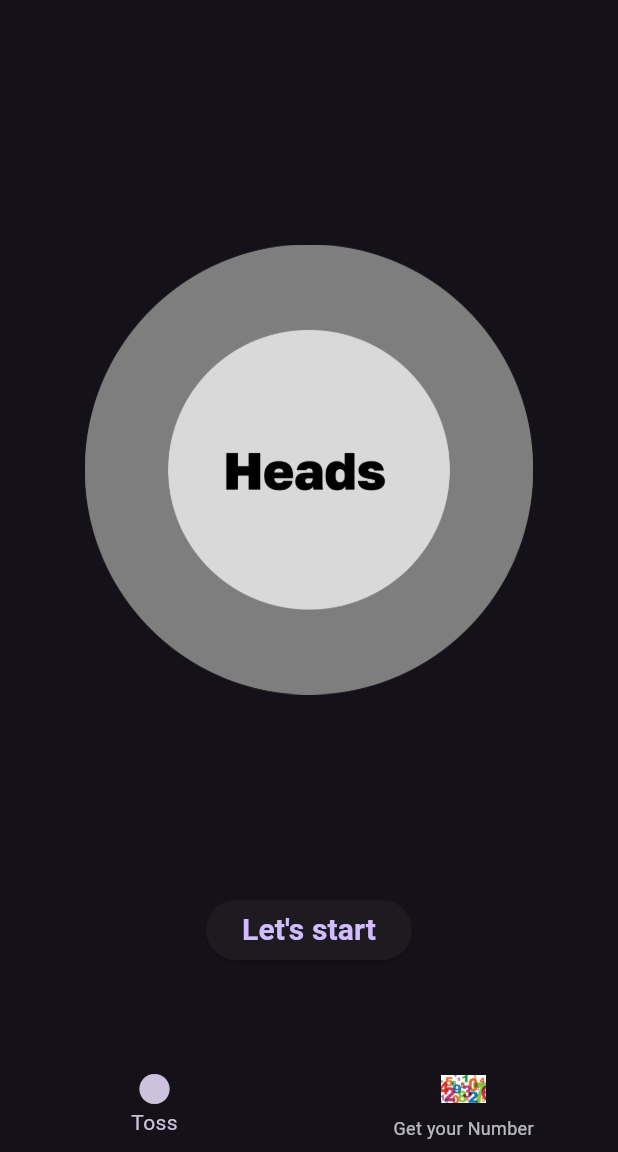
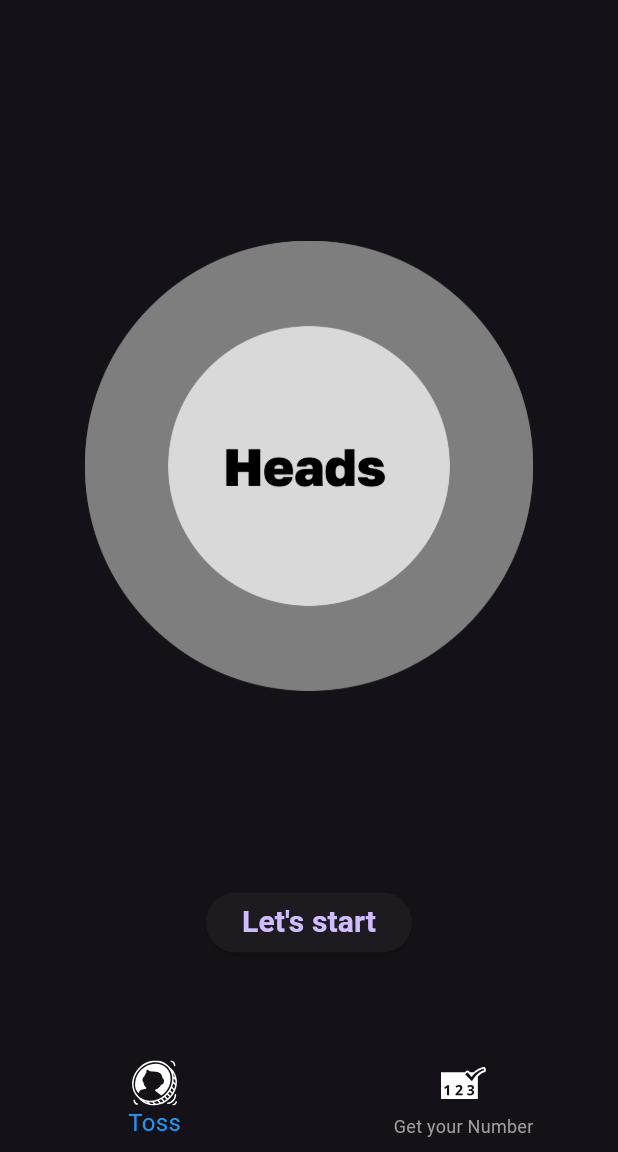
Before and after one commit to Syed-Farazuddin/Khelo_Cricket, a Flutter app: the screen it shows after launch, on a phone screen of 412 x 824 dp, the part 84-1236 px from its top. Run offline on Flutter 3.47's test engine with Material 3 defaults, Android fonts, the light colour scheme and no system bars; our stand-ins replace flutter_riverpod, flutter_svg, fluttertoast, go_router, google_fonts.

Commit message:
svgs added

```diff
--- a/lib/feature/dashboard/presentation/dashboard.dart
+++ b/lib/feature/dashboard/presentation/dashboard.dart
@@ -1,4 +1,5 @@
 import 'package:flutter/material.dart';
+import 'package:flutter_svg/flutter_svg.dart';
 import 'package:google_fonts/google_fonts.dart';
 import 'package:khelo_cricket/feature/flpCoin/presentation/pages/flip_coin.dart';
 import 'package:khelo_cricket/feature/numberPlayer/presentation/pages/number_player.dart';
@@ -16,6 +17,7 @@ class _DashboardPageState extends State<DashboardPage> {
     TossACoin(),
     GetYourNumber(),
   ];
+
   @override
   void dispose() {
     super.dispose();
@@ -36,34 +38,33 @@ class _DashboardPageState extends State<DashboardPage> {
       ),
       body: pages[_currpage],
       bottomNavigationBar: BottomNavigationBar(
+        currentIndex: _currpage,
+        selectedItemColor: Colors.blue, // Color for selected icon
+        unselectedItemColor: Colors.grey, // Color for unselected icon
+        selectedFontSize: 16, // Size of selected icon text
+        unselectedFontSize: 12, // Size of unselected icon text
         onTap: (value) {
           setState(() {
             _currpage = value;
           });
         },
-        items: const [
+        items: [
           BottomNavigationBarItem(
-            icon:
-                // Image(
-                //   image: AssetImage(
-                //     "lib/assets/flipCoin.jpg",
-                //   ),
-                //   width: 30,
-                //   height: 30,
-                // ),
-                Icon(Icons.circle),
+            icon: SvgPicture.asset(
+              "lib/assets/svgs/coinSvg.svg",
+              height: 30,
+              width: 30,
+            ),
             label: "Toss",
           ),
           BottomNavigationBarItem(
-            icon: Image(
-              image: AssetImage(
-                "lib/assets/selectNum.jpg",
-              ),
+            icon: SvgPicture.asset(
+              "lib/assets/svgs/numbers.svg",
               width: 30,
               height: 30,
             ),
             label: "Get your Number",
-          )
+          ),
         ],
       ),
     );
--- a/lib/feature/flpCoin/presentation/pages/flip_coin.dart
+++ b/lib/feature/flpCoin/presentation/pages/flip_coin.dart
@@ -30,7 +30,7 @@ class _TossACoinState extends State<TossACoin> {
                   const Center(
                     child: Image(
                       image: AssetImage(
-                        "lib/assets/customHead.png",
+                        "lib/assets/images/customHead.png",
                       ),
                       height: 300,
                       width: 300,
@@ -42,7 +42,7 @@ class _TossACoinState extends State<TossACoin> {
                   const Center(
                     child: Image(
                       image: AssetImage(
-                        "lib/assets/customTail.png",
+                        "lib/assets/images/customTail.png",
                       ),
                       height: 300,
                       width: 300,
--- a/lib/feature/splashScreens/main_splash.dart
+++ b/lib/feature/splashScreens/main_splash.dart
@@ -42,7 +42,7 @@ class _MainSplashState extends State<MainSplash> {
           child: Center(
             child: Image(
               image: const AssetImage(
-                "lib/assets/cricket.jpg",
+                "lib/assets/images/cricket.jpg",
               ),
               height: MediaQuery.of(context).size.height,
               width: MediaQuery.of(context).size.width,
--- a/lib/feature/splashScreens/toss_coin.dart
+++ b/lib/feature/splashScreens/toss_coin.dart
@@ -32,7 +32,7 @@ class _TossCoinSplashState extends State<TossCoinSplash> {
           Center(
             child: Image(
               image: AssetImage(
-                "lib/assets/flipCoin.jpg",
+                "lib/assets/images/flipCoin.jpg",
               ),
             ),
           )
--- a/lib/main.dart
+++ b/lib/main.dart
@@ -17,9 +17,6 @@ class MyApp extends ConsumerStatefulWidget {
 }
 
 class _MyAppState extends ConsumerState<MyApp> {
-  // bool isDarkMode =
-
-  // This widget is the root of your application.
   @override
   Widget build(BuildContext context) {
     // final themeMode = ref.watch(themeModeProvider);
--- a/pubspec.yaml
+++ b/pubspec.yaml
@@ -18,6 +18,7 @@ dependencies:
   go_router: ^14.3.0
   flutter_riverpod: ^2.5.3
   fluttertoast: ^8.2.8
+  flutter_svg: ^2.0.10+1
 
 dev_dependencies:
   flutter_test:
@@ -37,7 +38,8 @@ flutter:
 
   # To add assets to your application, add an assets section, like this:
   assets:
-    - lib/assets/
+    - lib/assets/images/
+    - lib/assets/svgs/
 
   # An image asset can refer to one or more resolution-specific "variants", see
   # https://flutter.dev/to/resolution-aware-images
```
Also changed, not shown: lib/assets/images/cricket.jpg (renamed from lib/assets/cricket.jpg), lib/assets/images/customHead.png (renamed from lib/assets/customHead.png), lib/assets/images/customTail.png (renamed from lib/assets/customTail.png), lib/assets/images/flipCoin.jpg (renamed from lib/assets/flipCoin.jpg), lib/assets/images/head.png (renamed from lib/assets/head.png), lib/assets/images/number.webp (renamed from lib/assets/number.webp), lib/assets/images/selectNum.jpg (renamed from lib/assets/selectNum.jpg), lib/assets/images/tail.jpg (renamed from lib/assets/tail.jpg), lib/assets/svgs/coinSvg.svg (added), lib/assets/svgs/numbers.svg (added), lib/assets/svgs/profile.svg (added), pubspec.lock.
